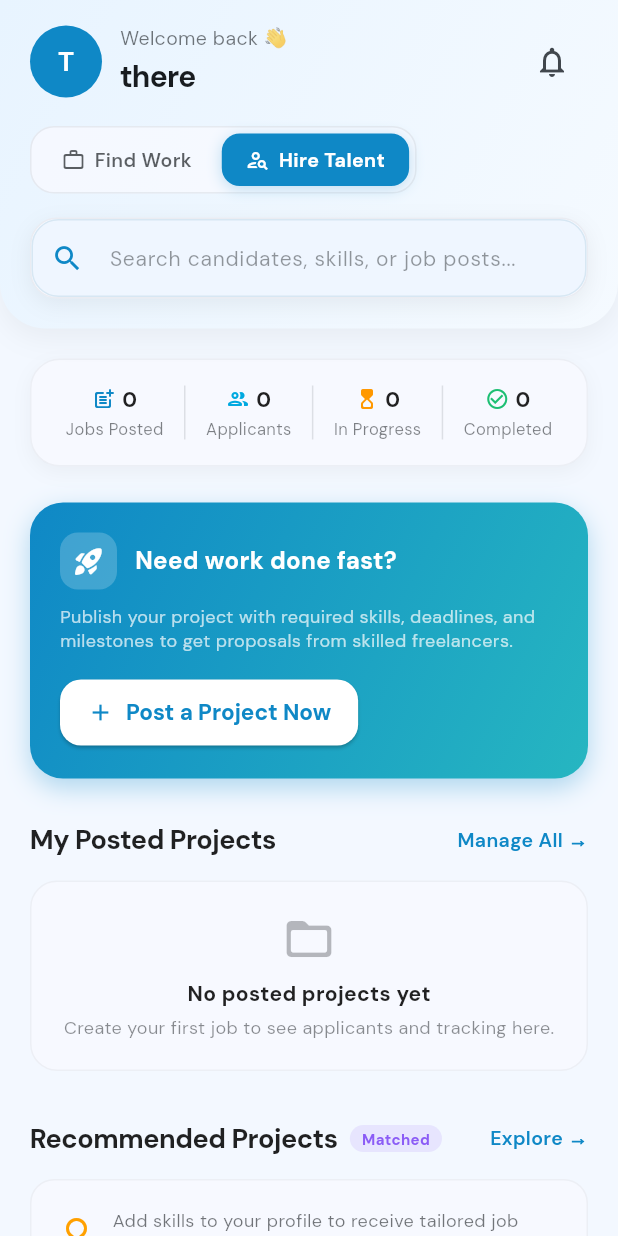
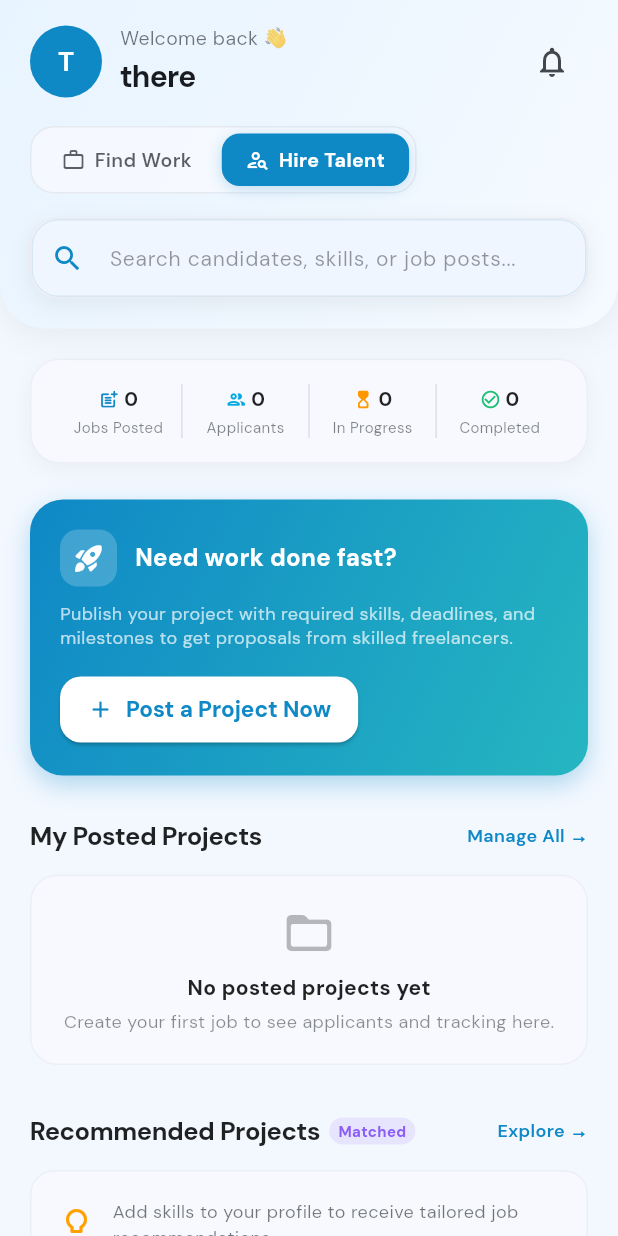
Before and after one commit to srivatsanv30/WorkConnect-Flutter-App, a Flutter app: the HomeOverviewScreen screen opened directly with empty values, after a tap on "Hire Talent", on a phone screen of 412 x 824 dp. Run offline on Flutter 3.47's test engine with Material 3 defaults, Android fonts, the phone set to English and light mode, and no system bars; our stand-ins replace firebase_core, firebase_messaging, google_fonts, image_picker, shared_preferences, socket_io_client; accounts and stored records are empty; network calls fail.

Commit message:
fix(home): resolve RenderFlex overflows and make metrics and headers mobile responsive

```diff
--- a/lib/features/home/home_overview_screen.dart
+++ b/lib/features/home/home_overview_screen.dart
@@ -475,7 +475,8 @@ class _HomeOverviewScreenState extends State<HomeOverviewScreen> {
             Row(
               mainAxisAlignment: MainAxisAlignment.spaceBetween,
               children: [
-                Row(
+                Expanded(
+                  child: Row(
                     children: [
                       CircleAvatar(
                         radius: 24,
@@ -490,7 +491,8 @@ class _HomeOverviewScreenState extends State<HomeOverviewScreen> {
                         ),
                       ),
                       const SizedBox(width: 12),
-                    Column(
+                      Expanded(
+                        child: Column(
                           crossAxisAlignment: CrossAxisAlignment.start,
                           children: [
                             Text(
@@ -499,6 +501,8 @@ class _HomeOverviewScreenState extends State<HomeOverviewScreen> {
                                 fontSize: 13,
                                 color: Theme.of(context).colorScheme.onSurface.withValues(alpha: 0.6),
                               ),
+                              maxLines: 1,
+                              overflow: TextOverflow.ellipsis,
                             ),
                             const SizedBox(height: 2),
                             Text(
@@ -509,11 +513,16 @@ class _HomeOverviewScreenState extends State<HomeOverviewScreen> {
                                 color: Theme.of(context).colorScheme.onSurface,
                                 letterSpacing: -0.5,
                               ),
-                        ),
-                      ],
-                    ),
-                  ],
-                ),
+                              maxLines: 1,
+                              overflow: TextOverflow.ellipsis,
+                            ),
+                          ],
+                        ),
+                      ),
+                    ],
+                  ),
+                ),
+                const SizedBox(width: 8),
                 NotificationBell(currentUserId: _currentUserId),
               ],
             ),
@@ -745,39 +754,46 @@ class _HomeOverviewScreenState extends State<HomeOverviewScreen> {
           ],
         ),
         child: Row(
-          mainAxisAlignment: MainAxisAlignment.spaceAround,
-          children: [
-            _buildStatItem(
+          children: [
+            Expanded(
+              child: _buildStatItem(
                 context,
                 icon: Icons.pending_actions_rounded,
                 iconColor: const Color(0xFF00A9E0),
                 value: '$activeCount',
                 label: 'Active',
               ),
+            ),
             Container(height: 36, width: 1, color: Theme.of(context).dividerColor.withValues(alpha: 0.2)),
-            _buildStatItem(
+            Expanded(
+              child: _buildStatItem(
                 context,
                 icon: Icons.check_circle_outline,
                 iconColor: const Color(0xFF1DBF73),
                 value: '$completed',
                 label: 'Completed',
               ),
+            ),
             Container(height: 36, width: 1, color: Theme.of(context).dividerColor.withValues(alpha: 0.2)),
-            _buildStatItem(
+            Expanded(
+              child: _buildStatItem(
                 context,
                 icon: Icons.star_rounded,
                 iconColor: hasRating ? Colors.amber : Theme.of(context).colorScheme.onSurface.withValues(alpha: 0.4),
                 value: ratingDisplay,
                 label: 'Rating',
               ),
+            ),
             Container(height: 36, width: 1, color: Theme.of(context).dividerColor.withValues(alpha: 0.2)),
-            _buildStatItem(
+            Expanded(
+              child: _buildStatItem(
                 context,
                 icon: Icons.military_tech_outlined,
                 iconColor: const Color(0xFF8B5CF6),
                 value: '$xp XP',
                 label: 'Level',
               ),
+            ),
           ],
         ),
       ),
@@ -793,15 +809,20 @@ class _HomeOverviewScreenState extends State<HomeOverviewScreen> {
           child: Row(
             mainAxisAlignment: MainAxisAlignment.spaceBetween,
             children: [
-              Row(
-                children: [
-                  const Text(
+              Expanded(
+                child: Row(
+                  children: [
+                    const Flexible(
+                      child: Text(
                         'Application Tracker',
                         style: TextStyle(fontSize: 17, fontWeight: FontWeight.bold, letterSpacing: -0.3),
-                  ),
-                  const SizedBox(width: 8),
+                        maxLines: 1,
+                        overflow: TextOverflow.ellipsis,
+                      ),
+                    ),
+                    const SizedBox(width: 6),
                     Container(
-                    padding: const EdgeInsets.symmetric(horizontal: 8, vertical: 2),
+                      padding: const EdgeInsets.symmetric(horizontal: 6, vertical: 2),
                       decoration: BoxDecoration(
                         color: const Color(0xFF1DBF73).withValues(alpha: 0.1),
                         borderRadius: BorderRadius.circular(10),
@@ -809,7 +830,7 @@ class _HomeOverviewScreenState extends State<HomeOverviewScreen> {
                       child: Text(
                         '${jobs.length} tracked',
                         style: const TextStyle(
-                        fontSize: 11,
+                          fontSize: 10,
                           fontWeight: FontWeight.bold,
                           color: Color(0xFF1DBF73),
                         ),
@@ -817,11 +838,13 @@ class _HomeOverviewScreenState extends State<HomeOverviewScreen> {
                     ),
                   ],
                 ),
+              ),
+              const SizedBox(width: 8),
               InkWell(
                 onTap: () => widget.onNavigate(1),
                 child: const Text(
                   'Workspace Hub →',
-                  style: TextStyle(fontSize: 13, fontWeight: FontWeight.w600, color: AppTheme.primary),
+                  style: TextStyle(fontSize: 12, fontWeight: FontWeight.w600, color: AppTheme.primary),
                 ),
               ),
             ],
@@ -1206,38 +1229,45 @@ class _HomeOverviewScreenState extends State<HomeOverviewScreen> {
           ],
         ),
         child: Row(
-          mainAxisAlignment: MainAxisAlignment.spaceAround,
-          children: [
-            _buildStatItem(
+          children: [
+            Expanded(
+              child: _buildStatItem(
                 context,
                 icon: Icons.post_add_rounded,
                 iconColor: AppTheme.primary,
                 value: '$postedCount',
                 label: 'Jobs Posted',
               ),
+            ),
             Container(height: 36, width: 1, color: Theme.of(context).dividerColor.withValues(alpha: 0.2)),
-            _buildStatItem(
+            Expanded(
+              child: _buildStatItem(
                 context,
                 icon: Icons.people_outline_rounded,
                 iconColor: const Color(0xFF00A9E0),
                 value: '$totalApplicants',
                 label: 'Applicants',
               ),
+            ),
             Container(height: 36, width: 1, color: Theme.of(context).dividerColor.withValues(alpha: 0.2)),
-            _buildStatItem(
+            Expanded(
+              child: _buildStatItem(
                 context,
                 icon: Icons.hourglass_top_rounded,
                 iconColor: Colors.orange,
                 value: '$inProgress',
                 label: 'In Progress',
               ),
+            ),
             Container(height: 36, width: 1, color: Theme.of(context).dividerColor.withValues(alpha: 0.2)),
-            _buildStatItem(
+            Expanded(
+              child: _buildStatItem(
                 context,
                 icon: Icons.check_circle_outline,
                 iconColor: const Color(0xFF1DBF73),
                 value: '$completed',
                 label: 'Completed',
+              ),
             ),
           ],
         ),
@@ -1324,15 +1354,20 @@ class _HomeOverviewScreenState extends State<HomeOverviewScreen> {
           child: Row(
             mainAxisAlignment: MainAxisAlignment.spaceBetween,
             children: [
-              const Text(
+              const Expanded(
+                child: Text(
                   'My Posted Projects',
-                style: TextStyle(fontSize: 18, fontWeight: FontWeight.bold, letterSpacing: -0.3),
-              ),
+                  style: TextStyle(fontSize: 17, fontWeight: FontWeight.bold, letterSpacing: -0.3),
+                  maxLines: 1,
+                  overflow: TextOverflow.ellipsis,
+                ),
+              ),
+              const SizedBox(width: 8),
               InkWell(
                 onTap: () => widget.onNavigate(1),
                 child: const Text(
                   'Manage All →',
-                  style: TextStyle(fontSize: 13, fontWeight: FontWeight.w600, color: AppTheme.primary),
+                  style: TextStyle(fontSize: 12, fontWeight: FontWeight.w600, color: AppTheme.primary),
                 ),
               ),
             ],
@@ -1645,19 +1680,24 @@ class _HomeOverviewScreenState extends State<HomeOverviewScreen> {
           child: Row(
             mainAxisAlignment: MainAxisAlignment.spaceBetween,
             children: [
-              Row(
-                children: [
-                  const Text(
+              Expanded(
+                child: Row(
+                  children: [
+                    const Flexible(
+                      child: Text(
                         'Recommended Projects',
                         style: TextStyle(
-                      fontSize: 18,
+                          fontSize: 17,
                           fontWeight: FontWeight.bold,
                           letterSpacing: -0.3,
                         ),
-                  ),
-                  const SizedBox(width: 8),
+                        maxLines: 1,
+                        overflow: TextOverflow.ellipsis,
+                      ),
+                    ),
+                    const SizedBox(width: 6),
                     Container(
-                    padding: const EdgeInsets.symmetric(horizontal: 8, vertical: 2),
+                      padding: const EdgeInsets.symmetric(horizontal: 6, vertical: 2),
                       decoration: BoxDecoration(
                         color: const Color(0xFF8B5CF6).withValues(alpha: 0.12),
                         borderRadius: BorderRadius.circular(10),
@@ -1673,12 +1713,14 @@ class _HomeOverviewScreenState extends State<HomeOverviewScreen> {
                     ),
                   ],
                 ),
+              ),
+              const SizedBox(width: 8),
               InkWell(
                 onTap: () => widget.onNavigate(1),
                 child: const Text(
                   'Explore →',
                   style: TextStyle(
-                    fontSize: 13,
+                    fontSize: 12,
                     fontWeight: FontWeight.w600,
                     color: AppTheme.primary,
                   ),
@@ -1752,20 +1794,25 @@ class _HomeOverviewScreenState extends State<HomeOverviewScreen> {
           child: Row(
             mainAxisAlignment: MainAxisAlignment.spaceBetween,
             children: [
-              Row(
-                children: [
-                  const Text(
+              Expanded(
+                child: Row(
+                  children: [
+                    const Flexible(
+                      child: Text(
                         'Live Jobs Feed',
                         style: TextStyle(
-                      fontSize: 18,
+                          fontSize: 17,
                           fontWeight: FontWeight.bold,
                           letterSpacing: -0.3,
                         ),
-                  ),
-                  const SizedBox(width: 8),
+                        maxLines: 1,
+                        overflow: TextOverflow.ellipsis,
+                      ),
+                    ),
+                    const SizedBox(width: 6),
                     if (!_isLoading)
                       Container(
-                      padding: const EdgeInsets.symmetric(horizontal: 8, vertical: 2),
+                        padding: const EdgeInsets.symmetric(horizontal: 6, vertical: 2),
                         decoration: BoxDecoration(
                           color: AppTheme.primary.withValues(alpha: 0.1),
                           borderRadius: BorderRadius.circular(10),
@@ -1773,7 +1820,7 @@ class _HomeOverviewScreenState extends State<HomeOverviewScreen> {
                         child: Text(
                           '${jobs.length}',
                           style: const TextStyle(
-                          fontSize: 11,
+                            fontSize: 10,
                             fontWeight: FontWeight.bold,
                             color: AppTheme.primary,
                           ),
@@ -1781,12 +1828,14 @@ class _HomeOverviewScreenState extends State<HomeOverviewScreen> {
                       ),
                   ],
                 ),
+              ),
+              const SizedBox(width: 8),
               InkWell(
                 onTap: () => widget.onNavigate(1),
                 child: const Text(
                   'See All',
                   style: TextStyle(
-                    fontSize: 13,
+                    fontSize: 12,
                     fontWeight: FontWeight.w600,
                     color: AppTheme.primary,
                   ),
@@ -2199,28 +2248,43 @@ class _HomeOverviewScreenState extends State<HomeOverviewScreen> {
     required String value,
     required String label,
   }) {
-    return Column(
+    return Padding(
+      padding: const EdgeInsets.symmetric(horizontal: 2),
+      child: Column(
+        mainAxisSize: MainAxisSize.min,
         children: [
           Row(
+            mainAxisAlignment: MainAxisAlignment.center,
             mainAxisSize: MainAxisSize.min,
             children: [
-            Icon(icon, size: 16, color: iconColor),
-            const SizedBox(width: 4),
-            Text(
+              Icon(icon, size: 14, color: iconColor),
+              const SizedBox(width: 3),
+              Flexible(
+                child: FittedBox(
+                  fit: BoxFit.scaleDown,
+                  child: Text(
                     value,
-              style: const TextStyle(fontWeight: FontWeight.bold, fontSize: 14),
+                    style: const TextStyle(fontWeight: FontWeight.bold, fontSize: 13),
+                    maxLines: 1,
+                  ),
+                ),
               ),
             ],
           ),
           const SizedBox(height: 2),
-        Text(
+          FittedBox(
+            fit: BoxFit.scaleDown,
+            child: Text(
               label,
               style: TextStyle(
-            fontSize: 11,
+                fontSize: 10,
                 color: Theme.of(context).colorScheme.onSurface.withValues(alpha: 0.55),
               ),
-        ),
-      ],
+              maxLines: 1,
+            ),
+          ),
+        ],
+      ),
     );
   }
 
```
Lines whose indentation alone changed are shown as unchanged.
